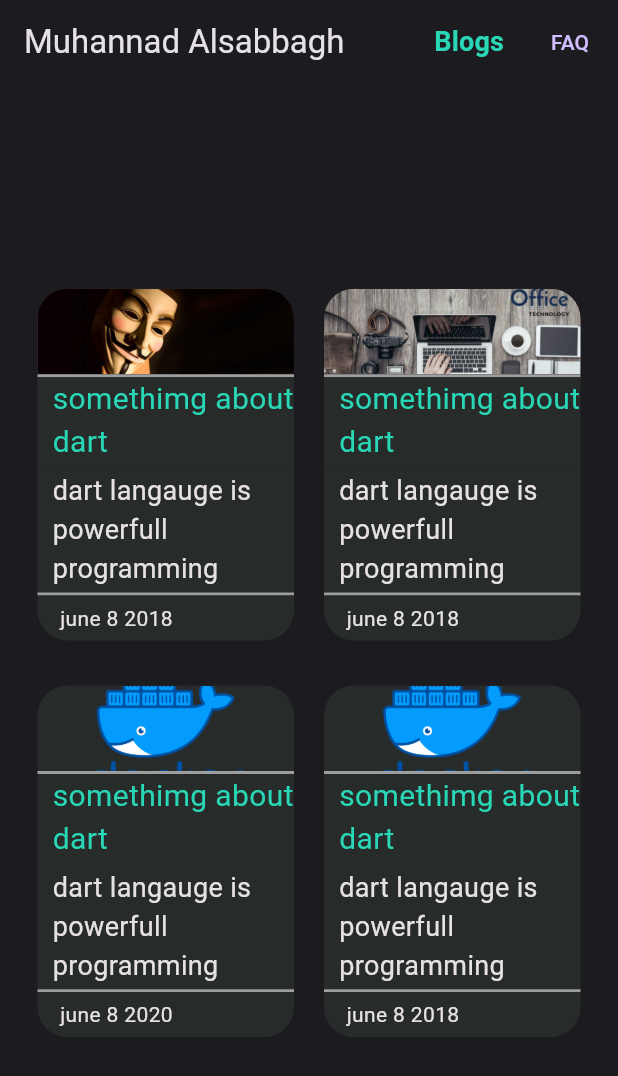
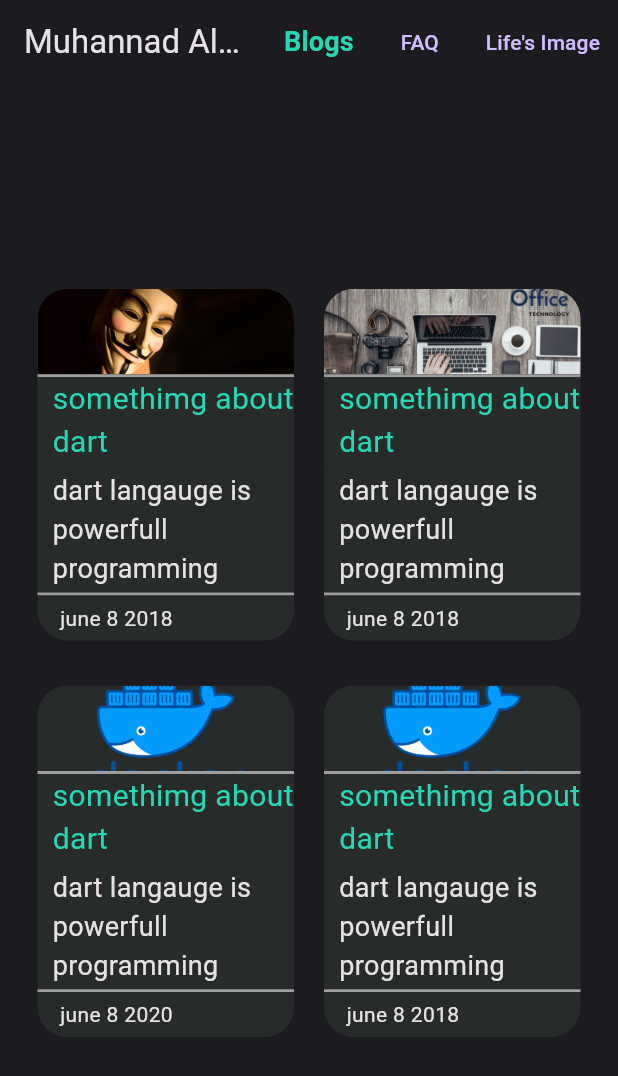
Before and after one commit to milad-alsabbagh/muhannad-portfolio, a Flutter app: the DesktopView screen opened directly, scrolled down 57 dp, after a tap on "Muhannad Alsabbagh", after a tap on "Blogs", on a phone screen of 412 x 824 dp. Shown: the top 1076 px of the screen. Run offline on Flutter 3.47's test engine with Material 2 defaults, Android fonts, the light colour scheme and no system bars; drawn by our look-alikes of auto_size_text; our stand-ins replace animated_text_kit, bloc, flutter_bloc, flutter_switch, google_fonts, lottie and 1 more; missing offline and left inert: flutter_carousel_slider, flutter_portal, gauge_indicator; Roboto replaces fonts that are missing (Arizonia).

Commit message:
adding lif's images page with hover on image and greyScale mode

```diff
--- a/lib/main.dart
+++ b/lib/main.dart
@@ -7,6 +7,7 @@ import 'package:muhannadwebsite/cubit/cubit.dart';
 import 'package:muhannadwebsite/cubit/states.dart';
 import 'package:muhannadwebsite/shared/material_theme.dart';
 import 'package:muhannadwebsite/views/home_view.dart';
+import 'package:muhannadwebsite/views/images_of_life_view.dart';
 
 void main() async {
   WidgetsFlutterBinding;
@@ -35,7 +36,7 @@ class MyApp extends StatelessWidget {
                   ThemeData(useMaterial3: true, colorScheme: darkColorScheme),
               themeMode:
                   cubit(context).isDark ? ThemeMode.dark : ThemeMode.light,
-              home: Home(),
+              home: const Home(),
             ),
           );
         },
--- a/lib/models/animated_photos_model.dart
+++ b/lib/models/animated_photos_model.dart
@@ -1,6 +1,7 @@
-class AnimatedPhoto{
+class AnimatedPhoto {
   final String imagePath;
   final String? text;
+  final int index;
 
-  AnimatedPhoto({this.text,required this.imagePath});
+  AnimatedPhoto({this.text, required this.imagePath, required this.index});
 }
--- a/lib/shared/Widgets/animated_widgets/animated_phots.dart
+++ /dev/null
@@ -1,38 +0,0 @@
-import 'package:flutter/material.dart';
-import 'package:muhannadwebsite/models_lists/animates_photos_list.dart';
-import 'package:widget_and_text_animator/widget_and_text_animator.dart';
-
-
-class AnimatedPhotos extends StatelessWidget {
-
-  const AnimatedPhotos();
-
-  @override
-  Widget build(BuildContext context) {
-    return WidgetAnimatorSequence(
-        tapToProceed: true,
-        loop: true,
-        transitionTime: const Duration(seconds: 5),
-        children: animatedPhotosList.map((e) => WidgetAnimator(
-            incomingEffect:
-            WidgetTransitionEffects.incomingScaleDown(),
-            outgoingEffect:
-            WidgetTransitionEffects.outgoingScaleUp(),
-            child: Container(
-              constraints: BoxConstraints(
-                maxHeight: 400
-              ),
-              child: AspectRatio(
-                aspectRatio: 10/16,
-                child: ClipRRect(
-                  borderRadius: BorderRadius.circular(10),
-                  child: Image(
-                    fit: BoxFit.fitHeight,
-                    image: AssetImage(e.imagePath),
-                  ),
-                ),
-              ),
-            )),).toList()
-    );
-  }
-}
--- a/lib/shared/Widgets/static_widgets/my_AppBar.dart
+++ b/lib/shared/Widgets/static_widgets/my_AppBar.dart
@@ -3,6 +3,7 @@ import 'package:flutter/material.dart';
 import 'package:google_fonts/google_fonts.dart';
 import 'package:muhannadwebsite/views/blog_view.dart';
 import 'package:muhannadwebsite/views/faq.dart';
+import 'package:muhannadwebsite/views/images_of_life_view.dart';
 import 'package:muhannadwebsite/views/new_home_view.dart';
 
 import '../../shared_variables.dart';
@@ -49,6 +50,18 @@ class MyAppBar extends StatelessWidget implements PreferredSize {
             style: pageNames == PageNames.faq ? currentPageIndexStyle : null,
           ),
         ),
+        TextButton(
+          onPressed: () {
+            Navigator.push(context,
+                MaterialPageRoute(builder: (context) => const ImagesOfLife()));
+          },
+          child: Text(
+            'Life\'s Image',
+            style: pageNames == PageNames.imagesOfLife
+                ? currentPageIndexStyle
+                : null,
+          ),
+        ),
       ],
     );
   }
--- a/lib/shared/constants.dart
+++ b/lib/shared/constants.dart
@@ -1,5 +1,4 @@
 import 'package:flutter/material.dart';
-import 'package:google_fonts/google_fonts.dart';
 
 const Color darkBackGroundColor = Color(0xff202123);
 const Color lightBackGroundColor = Color(0xffCCCCCC);
--- a/lib/views/desktop_view.dart
+++ b/lib/views/desktop_view.dart
@@ -1,8 +1,6 @@
 import 'package:flutter/material.dart';
 import 'package:muhannadwebsite/shared/Widgets/static_widgets/my_AppBar.dart';
-import 'package:muhannadwebsite/shared/shared_variables.dart';
 import '../shared/Widgets/animated_widgets/animated_links_container.dart';
-import '../shared/Widgets/animated_widgets/animated_phots.dart';
 import '../shared/Widgets/static_widgets/courses_skills_container.dart';
 import '../shared/Widgets/static_widgets/cover_stack.dart';
 
@@ -39,9 +37,9 @@ class DesktopView extends StatelessWidget {
                             SizedBox(
                               height: 30,
                             ),
-                            Center(
-                              child: AnimatedPhotos(),
-                            ),
+                            // Center(
+                            //   child: AnimatedPhotos(),
+                            // ),
                           ],
                         ),
                       ),
```
Also changed, not shown: lib/cubit/cubit.dart (+8 -4 lines), lib/models_lists/animates_photos_list.dart (deleted, +0 -10 lines), lib/models_lists/images_of_life_list.dart (added, +18 -0 lines), lib/shared/components.dart (+39 -29 lines), lib/views/images_of_life_view.dart (+48 -1 lines), lib/views/mobile_view.dart (+7 -5 lines), assets/images/1.jpg (added), assets/images/2.jpg (added), assets/images/4.jpg (added), lib/shared/Widgets/animated_widgets/hover_image.dart (added).
